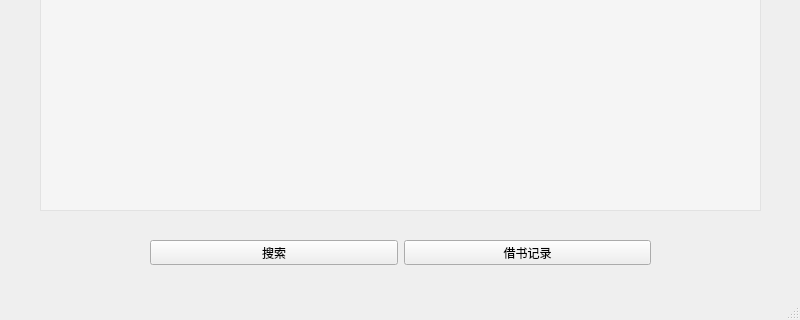
jkxing/LibraryManagementSystem, file LibraryManagementSystem/usergui.ui: the form before one commit; both pictures show x 0 to 800 and y 280 to 600 of the 800 by 600 pixel window.
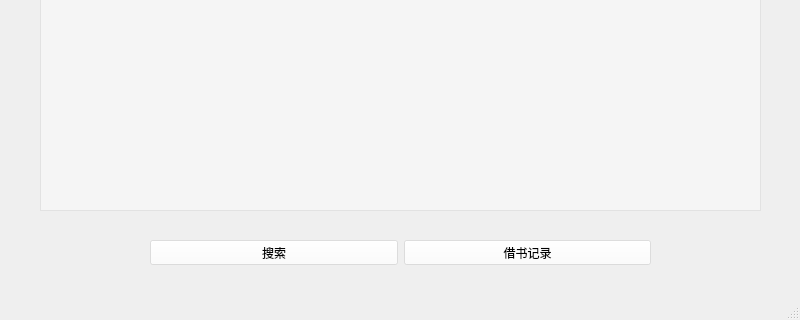
The form after the commit.

What changed in the file:
```diff
--- a/LibraryManagementSystem/usergui.ui
+++ b/LibraryManagementSystem/usergui.ui
@@ -27,7 +27,7 @@
      <string notr="true">background-color: rgba(255, 255, 255, 100);</string>
     </property>
    </widget>
-   <widget class="QWidget" name="">
+   <widget class="QWidget" name="layoutWidget">
     <property name="geometry">
      <rect>
       <x>150</x>
@@ -39,6 +39,9 @@
     <layout class="QHBoxLayout" name="horizontalLayout">
      <item>
       <widget class="QPushButton" name="Search">
+       <property name="styleSheet">
+        <string notr="true">background-color: rgba(255, 255, 255, 100);</string>
+       </property>
        <property name="text">
         <string>搜索</string>
        </property>
@@ -46,6 +49,9 @@
      </item>
      <item>
       <widget class="QPushButton" name="Record">
+       <property name="styleSheet">
+        <string notr="true">background-color: rgba(255, 255, 255, 100);</string>
+       </property>
        <property name="text">
         <string>借书记录</string>
        </property>
```
Left out of the diff: 2 changed lines with no effect on the pictures.
